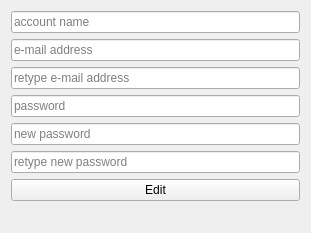
Qt form ola/client/auth/amend_form.ui (myapps-directory/myapps-client) before a commit.
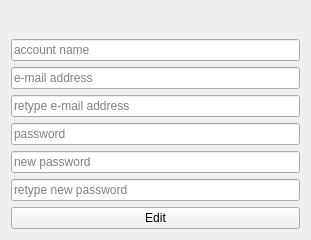
The same form after that commit.

What changed in the file:
```diff
--- a/ola/client/auth/amend_form.ui
+++ b/ola/client/auth/amend_form.ui
@@ -7,13 +7,26 @@
     <x>0</x>
     <y>0</y>
     <width>311</width>
-    <height>233</height>
+    <height>240</height>
    </rect>
   </property>
   <property name="windowTitle">
    <string>Form</string>
   </property>
   <layout class="QVBoxLayout" name="verticalLayout_2">
+   <item>
+    <spacer name="verticalSpacer_2">
+     <property name="orientation">
+      <enum>Qt::Vertical</enum>
+     </property>
+     <property name="sizeHint" stdset="0">
+      <size>
+       <width>20</width>
+       <height>40</height>
+      </size>
+     </property>
+    </spacer>
+   </item>
    <item>
     <layout class="QVBoxLayout" name="verticalLayout">
      <item>
```
